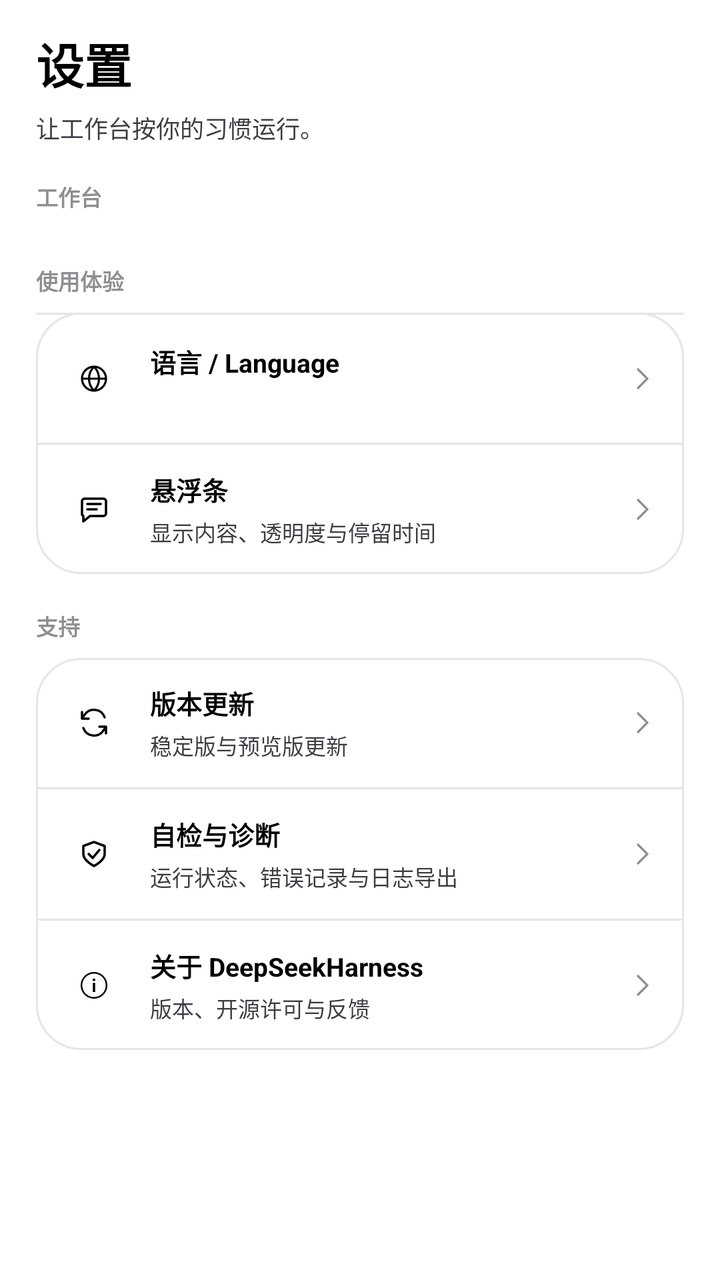
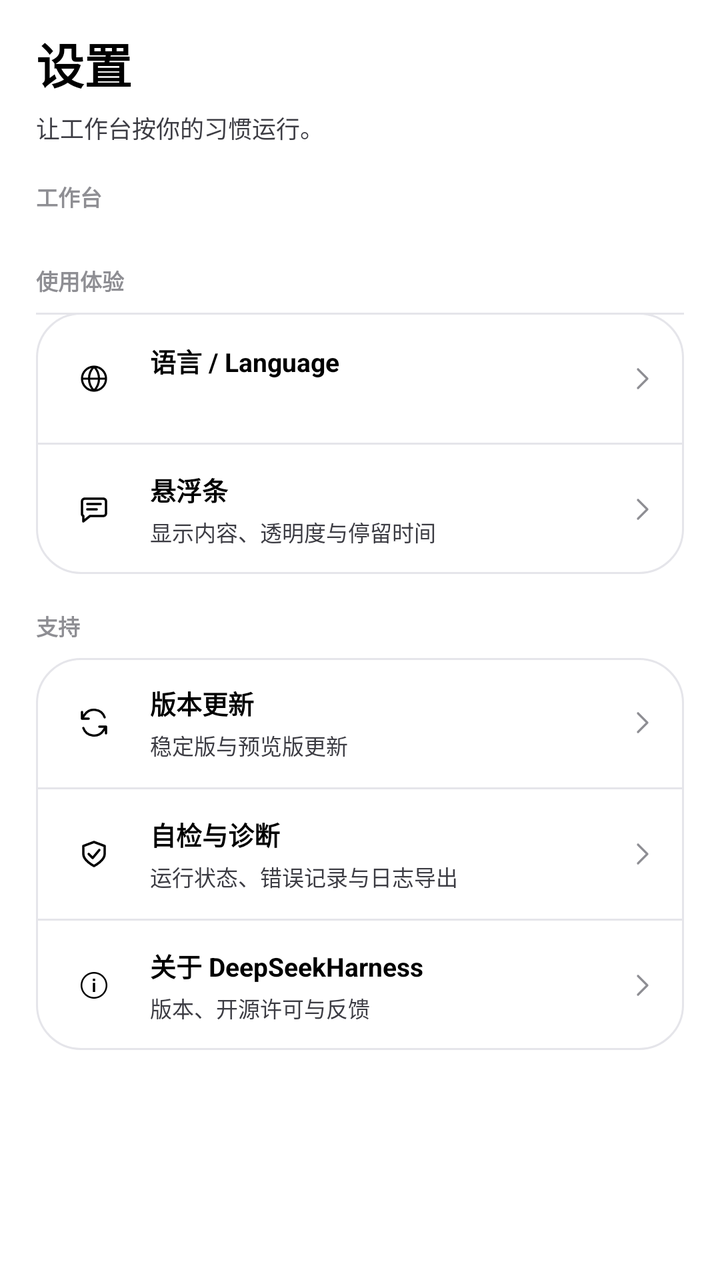

Compare the two renders of this Android layout. The source of the first and the diff that turns it into the second are given below.
<!-- AndroidManifest.xml: application theme Theme.DeepseekHarness -->
<!-- res/layout/fragment_settings.xml -->
<?xml version='1.0' encoding='utf-8'?>
<ScrollView xmlns:android="http://schemas.android.com/apk/res/android" xmlns:app="http://schemas.android.com/apk/res-auto" android:layout_width="match_parent" android:layout_height="match_parent" android:fillViewport="true" android:background="@color/surface">
  <LinearLayout android:layout_width="match_parent" android:layout_height="wrap_content" android:orientation="vertical" android:paddingLeft="18dp" android:paddingRight="18dp" android:paddingTop="14dp" android:paddingBottom="22dp">
    <TextView android:layout_width="match_parent" android:layout_height="wrap_content" android:text="@string/ui2_settings" android:textSize="24sp" android:textColor="@color/text" android:includeFontPadding="false" android:textStyle="bold" />
    <TextView android:layout_width="match_parent" android:layout_height="wrap_content" android:text="@string/ui2_settings_hint" android:textSize="12sp" android:textColor="@color/text_secondary" android:includeFontPadding="false" android:layout_marginTop="6dp" />
    <TextView android:layout_width="match_parent" android:layout_height="wrap_content" android:text="@string/ui2_workspace" android:textSize="11sp" android:textColor="@color/text_muted" android:includeFontPadding="false" android:textStyle="bold" android:layout_marginTop="18dp" android:layout_marginBottom="8dp" />
    <LinearLayout android:layout_width="match_parent" android:layout_height="wrap_content" android:id="@+id/settings_tabs" android:orientation="vertical" android:background="@drawable/bg_card" />
    <TextView android:layout_width="match_parent" android:layout_height="wrap_content" android:text="@string/ui2_experience" android:textSize="11sp" android:textColor="@color/text_muted" android:includeFontPadding="false" android:textStyle="bold" android:layout_marginTop="18dp" android:layout_marginBottom="8dp" />
    <LinearLayout android:layout_width="match_parent" android:layout_height="wrap_content" android:orientation="vertical" android:background="@drawable/bg_card">
      <LinearLayout android:layout_width="match_parent" android:layout_height="wrap_content" android:id="@+id/settings_power" android:orientation="vertical" />
      <View android:layout_width="match_parent" android:layout_height="1dp" android:background="@color/line" />
      <LinearLayout android:layout_width="match_parent" android:layout_height="wrap_content" android:id="@+id/settings_appearance" android:orientation="horizontal" android:minHeight="64dp" android:padding="13dp" android:clickable="true" android:focusable="true" android:background="?attr/selectableItemBackground" android:gravity="center_vertical">
        <ImageView android:layout_width="32dp" android:layout_height="32dp" android:src="@drawable/ic_ui_language" android:background="@drawable/bg_logo" android:padding="8dp" android:contentDescription="@null" app:tint="@color/primary" />
        <LinearLayout android:layout_width="0dp" android:layout_height="wrap_content" android:orientation="vertical" android:layout_weight="1" android:layout_marginStart="12dp">
          <TextView android:layout_width="match_parent" android:layout_height="wrap_content" android:text="语言 / Language" android:textSize="13sp" android:textColor="@color/text" android:includeFontPadding="false" android:textStyle="bold" />
          <TextView android:layout_width="match_parent" android:layout_height="wrap_content" android:text="" android:textSize="11sp" android:textColor="@color/text_secondary" android:includeFontPadding="false" android:layout_marginTop="4dp" />
        </LinearLayout>
        <ImageView android:layout_width="16dp" android:layout_height="16dp" android:src="@drawable/ic_ui2_chevron" android:contentDescription="@null" app:tint="@color/text_muted" />
      </LinearLayout>
      <View android:layout_width="match_parent" android:layout_height="1dp" android:background="@color/line" />
      <LinearLayout android:layout_width="match_parent" android:layout_height="wrap_content" android:id="@+id/settings_overlay" android:orientation="horizontal" android:minHeight="64dp" android:padding="13dp" android:clickable="true" android:focusable="true" android:background="?attr/selectableItemBackground" android:gravity="center_vertical">
        <ImageView android:layout_width="32dp" android:layout_height="32dp" android:src="@drawable/ic_ui_chat" android:background="@drawable/bg_logo" android:padding="8dp" android:contentDescription="@null" app:tint="@color/primary" />
        <LinearLayout android:layout_width="0dp" android:layout_height="wrap_content" android:orientation="vertical" android:layout_weight="1" android:layout_marginStart="12dp">
          <TextView android:layout_width="match_parent" android:layout_height="wrap_content" android:text="@string/ui2_overlay" android:textSize="13sp" android:textColor="@color/text" android:includeFontPadding="false" android:textStyle="bold" />
          <TextView android:layout_width="match_parent" android:layout_height="wrap_content" android:text="@string/ui2_overlay_sub" android:textSize="11sp" android:textColor="@color/text_secondary" android:includeFontPadding="false" android:layout_marginTop="4dp" />
        </LinearLayout>
        <ImageView android:layout_width="16dp" android:layout_height="16dp" android:src="@drawable/ic_ui2_chevron" android:contentDescription="@null" app:tint="@color/text_muted" />
      </LinearLayout>
    </LinearLayout>
    <TextView android:layout_width="match_parent" android:layout_height="wrap_content" android:text="@string/ui2_support" android:textSize="11sp" android:textColor="@color/text_muted" android:includeFontPadding="false" android:textStyle="bold" android:layout_marginTop="18dp" android:layout_marginBottom="8dp" />
    <LinearLayout android:layout_width="match_parent" android:layout_height="wrap_content" android:orientation="vertical" android:background="@drawable/bg_card">
      <LinearLayout android:layout_width="match_parent" android:layout_height="wrap_content" android:id="@+id/settings_update" android:orientation="horizontal" android:minHeight="64dp" android:padding="13dp" android:clickable="true" android:focusable="true" android:background="?attr/selectableItemBackground" android:gravity="center_vertical">
        <ImageView android:layout_width="32dp" android:layout_height="32dp" android:src="@drawable/ic_recovery_refresh" android:background="@drawable/bg_logo" android:padding="8dp" android:contentDescription="@null" app:tint="@color/primary" />
        <LinearLayout android:layout_width="0dp" android:layout_height="wrap_content" android:orientation="vertical" android:layout_weight="1" android:layout_marginStart="12dp">
          <TextView android:layout_width="match_parent" android:layout_height="wrap_content" android:text="@string/ui2_updates" android:textSize="13sp" android:textColor="@color/text" android:includeFontPadding="false" android:textStyle="bold" />
          <TextView android:layout_width="match_parent" android:layout_height="wrap_content" android:text="@string/ui2_updates_sub" android:textSize="11sp" android:textColor="@color/text_secondary" android:includeFontPadding="false" android:layout_marginTop="4dp" />
        </LinearLayout>
        <ImageView android:layout_width="16dp" android:layout_height="16dp" android:src="@drawable/ic_ui2_chevron" android:contentDescription="@null" app:tint="@color/text_muted" />
      </LinearLayout>
      <View android:layout_width="match_parent" android:layout_height="1dp" android:background="@color/line" />
      <LinearLayout android:layout_width="match_parent" android:layout_height="wrap_content" android:id="@+id/settings_selftest" android:orientation="horizontal" android:minHeight="64dp" android:padding="13dp" android:clickable="true" android:focusable="true" android:background="?attr/selectableItemBackground" android:gravity="center_vertical">
        <ImageView android:layout_width="32dp" android:layout_height="32dp" android:src="@drawable/ic_ui_shield" android:background="@drawable/bg_logo" android:padding="8dp" android:contentDescription="@null" app:tint="@color/primary" />
        <LinearLayout android:layout_width="0dp" android:layout_height="wrap_content" android:orientation="vertical" android:layout_weight="1" android:layout_marginStart="12dp">
          <TextView android:layout_width="match_parent" android:layout_height="wrap_content" android:text="@string/ui2_diagnostics" android:textSize="13sp" android:textColor="@color/text" android:includeFontPadding="false" android:textStyle="bold" />
          <TextView android:layout_width="match_parent" android:layout_height="wrap_content" android:text="@string/ui2_diagnostics_sub" android:textSize="11sp" android:textColor="@color/text_secondary" android:includeFontPadding="false" android:layout_marginTop="4dp" />
        </LinearLayout>
        <ImageView android:layout_width="16dp" android:layout_height="16dp" android:src="@drawable/ic_ui2_chevron" android:contentDescription="@null" app:tint="@color/text_muted" />
      </LinearLayout>
      <View android:layout_width="match_parent" android:layout_height="1dp" android:background="@color/line" />
      <LinearLayout android:layout_width="match_parent" android:layout_height="wrap_content" android:id="@+id/settings_about" android:orientation="horizontal" android:minHeight="64dp" android:padding="13dp" android:clickable="true" android:focusable="true" android:background="?attr/selectableItemBackground" android:gravity="center_vertical">
        <ImageView android:layout_width="32dp" android:layout_height="32dp" android:src="@drawable/ic_about" android:background="@drawable/bg_logo" android:padding="8dp" android:contentDescription="@null" app:tint="@color/primary" />
        <LinearLayout android:layout_width="0dp" android:layout_height="wrap_content" android:orientation="vertical" android:layout_weight="1" android:layout_marginStart="12dp">
          <TextView android:layout_width="match_parent" android:layout_height="wrap_content" android:text="@string/ui2_about" android:textSize="13sp" android:textColor="@color/text" android:includeFontPadding="false" android:textStyle="bold" />
          <TextView android:layout_width="match_parent" android:layout_height="wrap_content" android:text="@string/ui2_about_sub" android:textSize="11sp" android:textColor="@color/text_secondary" android:includeFontPadding="false" android:layout_marginTop="4dp" />
        </LinearLayout>
        <ImageView android:layout_width="16dp" android:layout_height="16dp" android:src="@drawable/ic_ui2_chevron" android:contentDescription="@null" app:tint="@color/text_muted" />
      </LinearLayout>
    </LinearLayout>
    <TextView android:layout_width="match_parent" android:layout_height="wrap_content" android:id="@+id/settings_ver" android:text="" android:textSize="11sp" android:textColor="@color/text_muted" android:includeFontPadding="false" android:gravity="center" android:layout_marginTop="16dp" />
    <TextView android:layout_width="match_parent" android:layout_height="wrap_content" android:id="@+id/settings_update_sub" android:text="" android:textSize="11sp" android:textColor="@color/text" android:includeFontPadding="false" android:visibility="gone" />
  </LinearLayout>
</ScrollView>
<!-- resources referenced by this layout -->
<resources>
  <color name="line">#E5E5EA</color>
  <color name="primary">#000000</color>
  <color name="surface">#FFFFFF</color>
  <color name="text">#000000</color>
  <color name="text_muted">#8E8E93</color>
  <color name="text_secondary">#3C3C43</color>
  <!-- drawable bg_card (drawable) -->
  <?xml version="1.0" encoding="utf-8"?>
  <shape xmlns:android="http://schemas.android.com/apk/res/android" android:shape="rectangle">
      <gradient android:type="linear" android:angle="270"
          android:startColor="@color/card" android:endColor="@color/raised" />
      <corners android:radius="@dimen/radius_card" />
      <stroke android:width="@dimen/stroke" android:color="@color/line" />
  </shape>
  <string name="ui2_about">关于 DeepSeekHarness</string>
  <string name="ui2_about_sub">版本、开源许可与反馈</string>
  <string name="ui2_diagnostics">自检与诊断</string>
  <string name="ui2_diagnostics_sub">运行状态、错误记录与日志导出</string>
  <string name="ui2_experience">使用体验</string>
  <string name="ui2_overlay">悬浮条</string>
  <string name="ui2_overlay_sub">显示内容、透明度与停留时间</string>
  <string name="ui2_settings">设置</string>
  <string name="ui2_settings_hint">让工作台按你的习惯运行。</string>
  <string name="ui2_support">支持</string>
  <string name="ui2_updates">版本更新</string>
  <string name="ui2_updates_sub">稳定版与预览版更新</string>
  <string name="ui2_workspace">工作台</string>
  <style name="Theme.DeepseekHarness" parent="Theme.DEEPSEEK_HARNESS_Base">
          <item name="android:windowLightStatusBar">true</item>
      </style>
  <color name="card">#FFFFFF</color>
  <color name="raised">#FFFFFF</color>
  <dimen name="radius_card">22dp</dimen>
  <dimen name="stroke">1dp</dimen>
  <color name="logo_top">#FFFFFF</color>
  <color name="accent_on">#FFFFFF</color>
  <color name="primary_dark">#1C1C1E</color>
  <color name="ripple">#0F000000</color>
  <color name="err">#48484A</color>
  <color name="error_on">#FFFFFF</color>
  <style name="Widget.DEEPSEEK_HARNESS_RadioButton" parent="Widget.Material3.CompoundButton.RadioButton">
          <item name="android:textColor">@color/button_text</item>
      </style>
  <style name="Widget.DEEPSEEK_HARNESS_Switch" parent="Widget.Material3.CompoundButton.MaterialSwitch">
          <item name="android:textColor">@color/button_text</item>
      </style>
  <style name="Shape.DEEPSEEK_HARNESS_Dialog" parent="">
          <item name="cornerFamily">rounded</item>
          <item name="cornerSize">32dp</item>
      </style>
  <style name="TextAppearance.DEEPSEEK_HARNESS_DialogBody" parent="MaterialAlertDialog.Material3.Body.Text">
          <item name="android:textColor">@color/text_secondary</item><item name="android:textSize">15sp</item>
      </style>
  <!-- drawable bg_btn_primary (drawable) -->
  <?xml version="1.0" encoding="utf-8"?>
  <ripple xmlns:android="http://schemas.android.com/apk/res/android" android:color="@color/primary_ripple">
      <item android:id="@android:id/mask">
          <shape android:shape="rectangle">
              <solid android:color="#FFFFFFFF" />
              <corners android:radius="@dimen/radius_control" />
          </shape>
      </item>
      <item>
          <selector>
              <item android:state_enabled="false">
                  <shape android:shape="rectangle">
                      <solid android:color="@color/disabled" />
                      <corners android:radius="@dimen/radius_control" />
                  </shape>
              </item>
              <item>
                  <shape android:shape="rectangle">
                      <gradient android:type="linear" android:angle="270"
                          android:startColor="@color/primary_dark" android:endColor="@color/primary" />
                      <corners android:radius="@dimen/radius_control" />
                  </shape>
              </item>
          </selector>
      </item>
  </ripple>
  <dimen name="text_body">15sp</dimen>
  <dimen name="radius_control">16dp</dimen>
  <color name="disabled">#E9E9EE</color>
  <color name="primary_ripple">#1A000000</color>
  <!-- unchanged entries left out for length: 21 -->
</resources>

<!-- the commit's change to res/layout/fragment_settings.xml (unified diff, before → after) -->
@@ -13,7 +13,7 @@
         <ImageView android:layout_width="32dp" android:layout_height="32dp" android:src="@drawable/ic_ui_language" android:background="@drawable/bg_logo" android:padding="8dp" android:contentDescription="@null" app:tint="@color/primary" />
         <LinearLayout android:layout_width="0dp" android:layout_height="wrap_content" android:orientation="vertical" android:layout_weight="1" android:layout_marginStart="12dp">
           <TextView android:layout_width="match_parent" android:layout_height="wrap_content" android:text="语言 / Language" android:textSize="13sp" android:textColor="@color/text" android:includeFontPadding="false" android:textStyle="bold" />
-          <TextView android:layout_width="match_parent" android:layout_height="wrap_content" android:text="" android:textSize="11sp" android:textColor="@color/text_secondary" android:includeFontPadding="false" android:layout_marginTop="4dp" />
+          <TextView android:layout_width="match_parent" android:layout_height="wrap_content" android:id="@+id/settings_language" android:text="" android:textSize="12sp" android:textColor="@color/text_secondary" android:includeFontPadding="false" android:layout_marginTop="4dp" />
         </LinearLayout>
         <ImageView android:layout_width="16dp" android:layout_height="16dp" android:src="@drawable/ic_ui2_chevron" android:contentDescription="@null" app:tint="@color/text_muted" />
       </LinearLayout>
@@ -56,7 +56,7 @@
         <ImageView android:layout_width="16dp" android:layout_height="16dp" android:src="@drawable/ic_ui2_chevron" android:contentDescription="@null" app:tint="@color/text_muted" />
       </LinearLayout>
     </LinearLayout>
-    <TextView android:layout_width="match_parent" android:layout_height="wrap_content" android:id="@+id/settings_ver" android:text="" android:textSize="11sp" android:textColor="@color/text_muted" android:includeFontPadding="false" android:gravity="center" android:layout_marginTop="16dp" />
-    <TextView android:layout_width="match_parent" android:layout_height="wrap_content" android:id="@+id/settings_update_sub" android:text="" android:textSize="11sp" android:textColor="@color/text" android:includeFontPadding="false" android:visibility="gone" />
+    <TextView android:layout_width="match_parent" android:layout_height="wrap_content" android:id="@+id/settings_ver" android:text="" android:textSize="12sp" android:textColor="@color/text_muted" android:includeFontPadding="false" android:gravity="center" android:layout_marginTop="16dp" />
+    <TextView android:layout_width="match_parent" android:layout_height="wrap_content" android:id="@+id/settings_update_sub" android:text="" android:textSize="12sp" android:textColor="@color/text" android:includeFontPadding="false" android:visibility="gone" />
   </LinearLayout>
 </ScrollView>
<!-- resource entries referenced after the edit -->
@@ -9,8 +9,7 @@
   <!-- drawable bg_card (drawable) -->
   <?xml version="1.0" encoding="utf-8"?>
   <shape xmlns:android="http://schemas.android.com/apk/res/android" android:shape="rectangle">
-      <gradient android:type="linear" android:angle="270"
-          android:startColor="@color/card" android:endColor="@color/raised" />
+      <solid android:color="@color/card" />
       <corners android:radius="@dimen/radius_card" />
       <stroke android:width="@dimen/stroke" android:color="@color/line" />
   </shape>
@@ -55,13 +54,16 @@
       </style>
   <!-- drawable bg_btn_primary (drawable) -->
   <?xml version="1.0" encoding="utf-8"?>
-  <ripple xmlns:android="http://schemas.android.com/apk/res/android" android:color="@color/primary_ripple">
+  <ripple xmlns:android="http://schemas.android.com/apk/res/android"
+      android:color="@color/primary_ripple">
+  
       <item android:id="@android:id/mask">
           <shape android:shape="rectangle">
               <solid android:color="#FFFFFFFF" />
               <corners android:radius="@dimen/radius_control" />
           </shape>
       </item>
+  
       <item>
           <selector>
               <item android:state_enabled="false">
@@ -72,8 +74,7 @@
               </item>
               <item>
                   <shape android:shape="rectangle">
-                      <gradient android:type="linear" android:angle="270"
-                          android:startColor="@color/primary_dark" android:endColor="@color/primary" />
+                      <solid android:color="@color/primary" />
                       <corners android:radius="@dimen/radius_control" />
                   </shape>
               </item>
